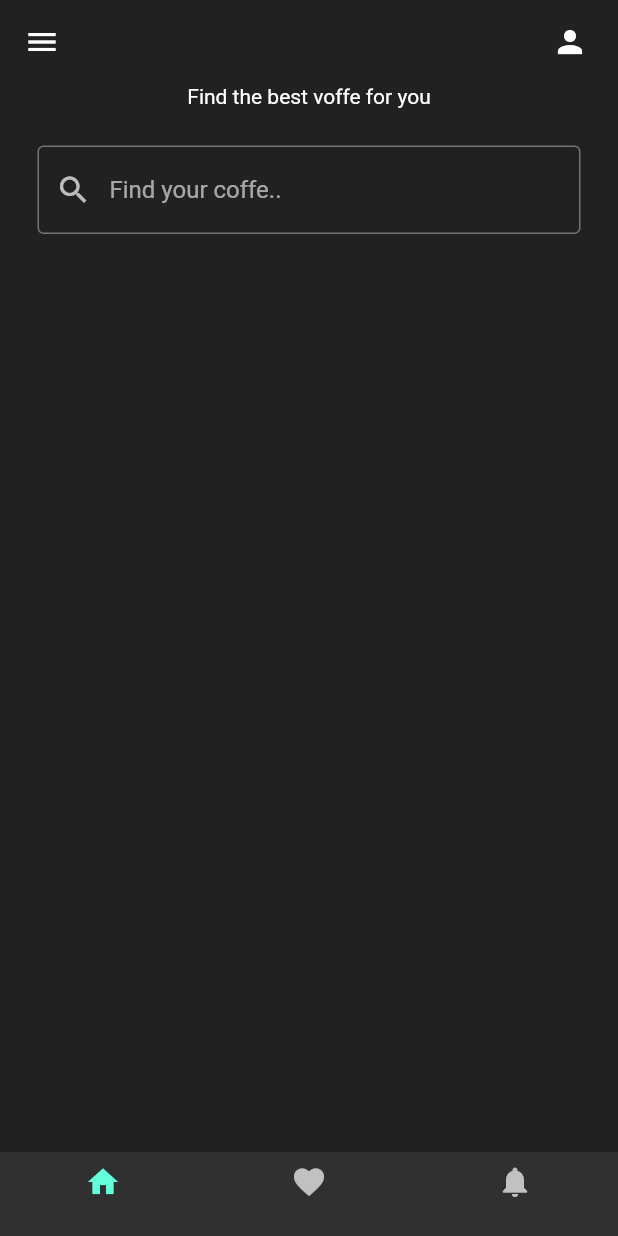
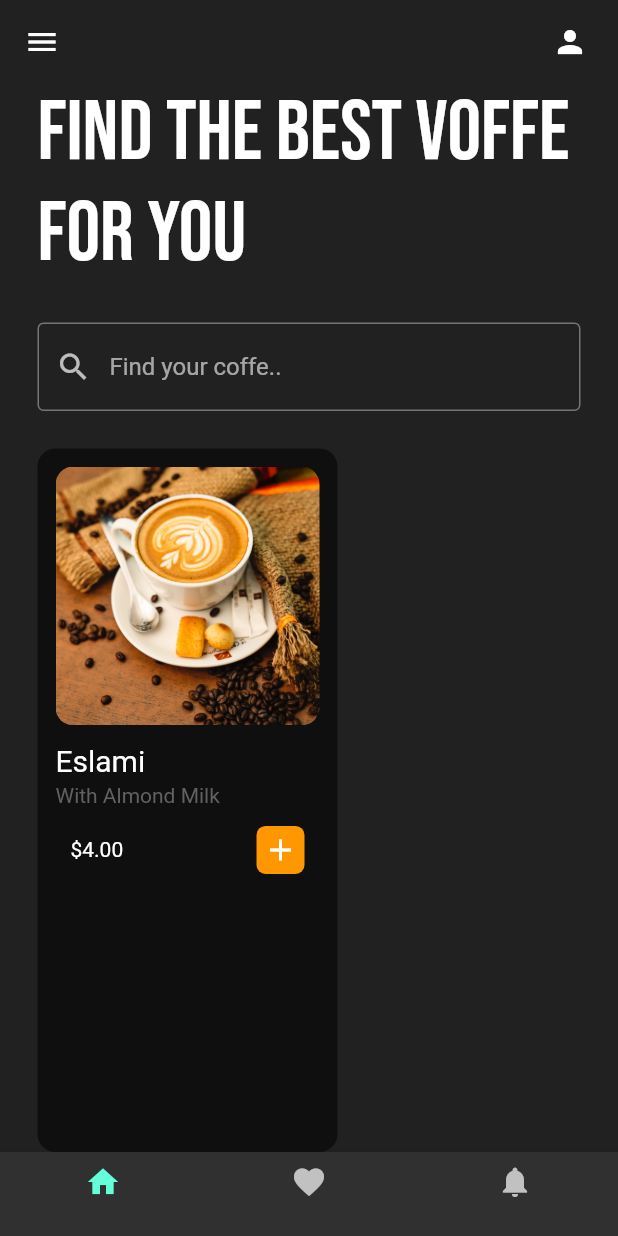
Before and after one commit to python019/coffeapp-flutter, a Flutter app: the screen it shows after launch, on a phone screen of 412 x 824 dp. Run offline on Flutter 3.47's test engine with Material 2 defaults, Android fonts, the phone set to English and light mode, and no system bars; our stand-ins replace google_fonts.

Commit message:
dart files

```diff
--- a/lib/main.dart
+++ b/lib/main.dart
@@ -13,7 +13,10 @@ class MyApp extends StatelessWidget {
     return MaterialApp(
       debugShowCheckedModeBanner: false,
       home: HomePage(),
-      theme: ThemeData(brightness: Brightness.dark),
+      theme: ThemeData(
+        brightness: Brightness.dark,
+        primarySwatch: Colors.orange,
+      ),
     );
   }
 }
--- a/lib/pages/home_page.dart
+++ b/lib/pages/home_page.dart
@@ -1,5 +1,6 @@
+import 'package:coffeappui/util/coffee_tile.dart';
 import 'package:flutter/material.dart';
-// import 'package:google_fonts/google_fonts.dart';
+import 'package:google_fonts/google_fonts.dart';
 
 class HomePage extends StatefulWidget {
   const HomePage({Key? key}) : super(key: key);
@@ -45,9 +46,9 @@ class _HomePageState extends State<HomePage> {
           padding: const EdgeInsets.symmetric(horizontal: 25.0),
           child: Text(
             "Find the best voffe for you",
-            // style: GoogleFonts.bebasNeue(
-            //   fontSize: 56,
-            // ),
+            style: GoogleFonts.bebasNeue(
+              fontSize: 56,
+            ),
           ),
         ),
 
@@ -71,6 +72,15 @@ class _HomePageState extends State<HomePage> {
             ),
           ),
         ),
+
+        SizedBox(
+          height: 25,
+        ),
+
+        Expanded(
+          child: ListView(
+              scrollDirection: Axis.horizontal, children: [CoffeeTile()]),
+        ),
       ]),
     );
   }
--- /dev/null
+++ b/lib/util/coffee_tile.dart
@@ -0,0 +1,69 @@
+import 'package:flutter/material.dart';
+
+class CoffeeTile extends StatelessWidget {
+  const CoffeeTile({super.key});
+
+  @override
+  Widget build(BuildContext context) {
+    return Padding(
+      padding: const EdgeInsets.only(left: 25.0),
+      child: Container(
+        padding: EdgeInsets.all(12),
+        width: 200,
+        decoration: BoxDecoration(
+          borderRadius: BorderRadius.circular(12),
+          color: Colors.black54,
+        ),
+        child: Column(
+          crossAxisAlignment: CrossAxisAlignment.start,
+          children: [
+            // Coffe image
+            ClipRRect(
+              borderRadius: BorderRadius.circular(12),
+              child: Image.asset('lib/images/eslam.jpg'),
+            ),
+
+            // Coffe name
+            Padding(
+              padding: const EdgeInsets.symmetric(vertical: 12.0),
+              child: Column(
+                crossAxisAlignment: CrossAxisAlignment.start,
+                children: [
+                  Text(
+                    'Eslami',
+                    style: TextStyle(fontSize: 20),
+                  ),
+                  SizedBox(
+                    height: 4,
+                  ),
+                  Text(
+                    'With Almond Milk',
+                    style: TextStyle(color: Colors.grey[700]),
+                  ),
+                ],
+              ),
+            ),
+
+            // price
+            Padding(
+              padding: const EdgeInsets.symmetric(horizontal: 10.0),
+              child: Row(
+                mainAxisAlignment: MainAxisAlignment.spaceBetween,
+                children: [
+                  Text('\$4.00'),
+                  Container(
+                    padding: EdgeInsets.all(4),
+                    decoration: BoxDecoration(
+                        color: Colors.orange,
+                        borderRadius: BorderRadius.circular(6)),
+                    child: Icon(Icons.add),
+                  )
+                ],
+              ),
+            )
+          ],
+        ),
+      ),
+    );
+  }
+}
--- a/pubspec.yaml
+++ b/pubspec.yaml
@@ -37,7 +37,7 @@ dependencies:
   # The following adds the Cupertino Icons font to your application.
   # Use with the CupertinoIcons class for iOS style icons.
   cupertino_icons: ^1.0.2
-  # google_fonts: ^3.0.1
+  google_fonts: ^3.0.1
 
 dev_dependencies:
   flutter_test:
```
Also changed, not shown: lib/images/eslam.jpg (renamed from lib/images/guy-basabose-FzdEbrA3Qj0-unsplash.jpg), lib/images/eslami.jpg (renamed from lib/images/abolfazl-eslami-c8gSQkwWoRA-unsplash.jpg), pubspec.lock, 7 other files.
